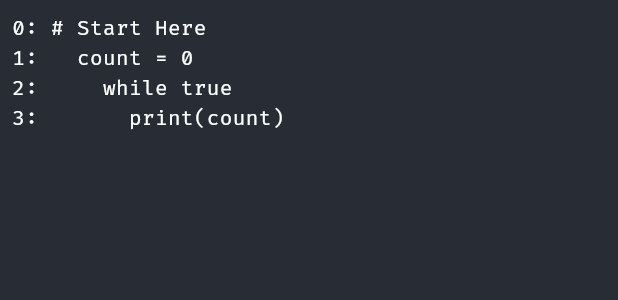
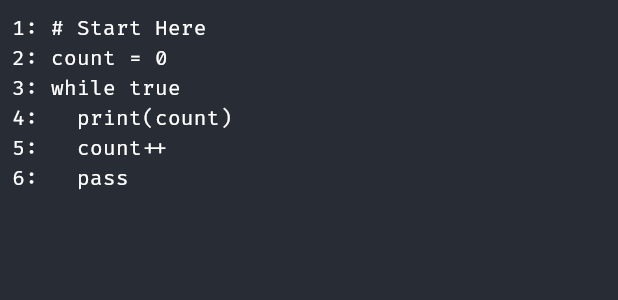
Before and after one commit to IainSimpsonCode/EduBlocks-Flutter, a Flutter app: what codeTextPanel() shows on an empty page, opened directly, on a phone screen of 412 x 824 dp. Shown: the top 300 px of the screen. Run offline on Flutter 3.47's test engine with Material 3 defaults, Android fonts, the phone set to English and light mode, and no system bars; our stand-ins replace flutter_svg, google_fonts.

Commit message:
CodeTracker Overhaul
Tidied the CodeTracker provider.
You can now insert at the end of the block chain by using a line number of -1. Inserting the block now updates the code panel on the right hand side.

````diff
--- a/edublocks_flutter/lib/Page Sections/sideBar.dart
+++ b/edublocks_flutter/lib/Page Sections/sideBar.dart
@@ -1,7 +1,9 @@
+import 'package:edublocks_flutter/Services/providers.dart';
 import 'package:edublocks_flutter/Widgets/blockLibraryScroller.dart';
 import 'package:edublocks_flutter/Widgets/categoryScroller.dart';
 import 'package:edublocks_flutter/style.dart';
 import 'package:flutter/material.dart';
+import 'package:provider/provider.dart';
 
 class sideBarWidget extends StatefulWidget {
   const sideBarWidget({super.key});
--- a/edublocks_flutter/lib/Services/providers.dart
+++ b/edublocks_flutter/lib/Services/providers.dart
@@ -78,25 +78,34 @@ class CodeTracker extends ChangeNotifier {
   {
     "blocks": [
       {
-        "line": 0,
+        "line": 1,
         "code": "# Start Here",
-        "nested": []
+        "hasChildren": false
       },
       {
         "line": 1,
         "code": "count = 0",
-        "nested": []
+        "hasChildren": false
       },
       {
         "line": 2,
         "code": "while true",
-        "nested": [
+        "hasChildren": true
+      },
       {
         "line": 3,
         "code": "print(count)",
-            "nested": []
-          }
-        ]
+        "hasChildren": false
+      },
+      {
+        "line": 4,
+        "code": "count++",
+        "hasChildren": false
+      },
+      {
+        "line": 5,
+        "code": "pass",
+        "hasChildren": false
       }
     ]
   }
@@ -104,65 +113,90 @@ class CodeTracker extends ChangeNotifier {
 
   /// Check and update all line numbers in the JSON string.
   /// ### How it works
-  /// Start a counter initialised at 0. For each block, and then each nested block within that block, set it's line number to the counter then add 1 to the counter.
+  /// Start a counter initialised at 0. For each block, set it's line number to the counter then add 1 to the counter.
+  // void updateLineNumbers() {
+  //   // Parse the JSON
+  //   Map<String, dynamic> data = jsonDecode(codeJSONString);
+  //   List blocks = data["blocks"];
+
+  //   int counter = 0;
+
+  //   void updateLines(List<dynamic> blocks) {
+  //     for (var block in blocks) {
+  //       block['line'] = counter;
+  //       counter++;
+
+  //       // Recursively process nested blocks
+  //       if (block['nested'] != null && block['nested'] is List) {
+  //         updateLines(block['nested']);
+  //       }
+  //     }
+  //   }
+
+  //   updateLines(blocks);
+
+  //   codeJSONString = jsonEncode(data);
+  // }
   void updateLineNumbers() {
     // Parse the JSON
     Map<String, dynamic> data = jsonDecode(codeJSONString);
     List blocks = data["blocks"];
 
-    int counter = 0;
+    int counter = 1;
 
-    void updateLines(List<dynamic> blocks) {
     for (var block in blocks) {
-        block['line'] = counter;
+      block["line"] = counter;
       counter++;
-
-        // Recursively process nested blocks
-        if (block['nested'] != null && block['nested'] is List) {
-          updateLines(block['nested']);
-        }
-      }
     }
 
-    updateLines(blocks);
-
-    codeJSONString = jsonEncode(data);
+    codeJSONString = jsonEncode({"blocks": blocks});
   }
 
+  /// Insert a block (using the ```Block``` class) into the code chain at a specific line number
   int insertBlock(Block block, int line) {
-    if (line <= 0) {return 1;} //Line number must be positive, and cannot be 0 as this is the start block
+    const passBlock = {"line": 0, "code": "pass", "nested": []};
+
+    if (line <= 1 && line != -1) {return 1;} // Line number must be positive (except -1), and cannot be 1 as this is the start block. Inserting at -1 will automatically place the block at the end of the chain.
 
     // Parse the JSON
     Map<String, dynamic> data = jsonDecode(codeJSONString);
+    List blocks = data['blocks'];
 
     // New object to insert
-    Map<String, dynamic> newBlock = {
+    List<Map<String, dynamic>> newBlock = [{
       "line": line,
       "code": block.code,
-    };
+      "hasChildren": block.hasChildren
+    }];
 
+    // If the block can have children nested (eg, while loops and if statements) then add a "pass" block to the chain
     if (block.hasChildren) {
-      final nested = <String, dynamic>{"nested": {"line": line + 1, "code": "pass", "nested": []}};
-      newBlock["nested"] = nested;
+      newBlock.add(passBlock);
     }
 
+    if (line == -1) {
+      // Add the new block to the end of the chain.
+      blocks.addAll(newBlock);
+    }
+    else {
       // Insert the new block at the specified line number.
       // Todo this, find the block, find the block at line number ```line - 1```, then insert after it.
-    List blocks = data['blocks'];
-
-    int insertIndex = blocks.indexWhere((block) => block['line'] == (line - 1));
-    if (insertIndex != -1) {
-      blocks.insert(insertIndex + 1, newBlock);
+      int insertIndex = blocks.indexWhere((block) => block['line'] == line);
+      blocks.insertAll(insertIndex, newBlock);
     }
 
     // Save the results
-    codeJSONString = jsonEncode(data);
+    codeJSONString = jsonEncode({"blocks": blocks});
     updateLineNumbers();
+
+    notifyListeners();
 
     return 0;
   }
 
   List<Widget> JSONToPythonCode() {
+    updateLineNumbers();
+
     // Parse the JSON
     Map<String, dynamic> data = jsonDecode(codeJSONString);
     List blocks = data["blocks"];
@@ -179,7 +213,6 @@ class CodeTracker extends ChangeNotifier {
       return _actualIndent;
     }
 
-    void traverseBlocks(List<dynamic> blocks) {
     for (var block in blocks) {
       String line = "${block["line"]}: ${actualIndent()}${block["code"]}";
       pythonText.add(Text(
@@ -191,18 +224,15 @@ class CodeTracker extends ChangeNotifier {
         ),
       ));
 
-        // If the block has nested blocks, traverse them
-        if (block['nested'] != null && block['nested'] is List && block['nested'] != List.empty()) {
+      // If the block has nested blocks (Eg while loops and if statements), increase the indent
+      if (block["hasChildren"] == true) {
         numOfIndents++;
-          traverseBlocks(block['nested']);
       }
       // If the block is a pass block, reduce the indent
       else if (block["code"] == "pass") {
         numOfIndents--;
       }
     }
-    }
-    traverseBlocks(blocks);
 
     return pythonText;
   }
--- a/edublocks_flutter/lib/Widgets/codeTextPanel.dart
+++ b/edublocks_flutter/lib/Widgets/codeTextPanel.dart
@@ -1,4 +1,5 @@
 import 'package:edublocks_flutter/Services/providers.dart';
+import 'package:edublocks_flutter/style.dart';
 import 'package:flutter/material.dart';
 import 'package:provider/provider.dart';
 
@@ -15,13 +16,19 @@ class _codeTextPanelState extends State<codeTextPanel> {
   void initState() {
     // TODO: implement initState
     super.initState();
+
+    Provider.of<CodeTracker>(context, listen: false).addListener(() {
+      setState(() {
+
+      });
+    });
   }
 
   @override
   Widget build(BuildContext context) {
     return Expanded(
       child: Container(
-        color: Color(0xFF282c34),
+        color: codeTextPanelColour,
         padding: EdgeInsets.all(8),
         child: ListView(
           children: Provider.of<CodeTracker>(context, listen: false).JSONToPythonCode(),
--- a/edublocks_flutter/lib/main.dart
+++ b/edublocks_flutter/lib/main.dart
@@ -22,6 +22,7 @@ void main() async {
         // CodeTracker tracks the code currently on the screen and the connection between blocks.
         ChangeNotifierProvider(create: (context) => CodeTracker()),
 
+        // BlocksToLoad manages the queue of blocks being loaded from the block library on the left of the screen.
         ChangeNotifierProvider(create: (context) => BlocksToLoad()),
       ],
       child: const MainApp(),
--- a/edublocks_flutter/lib/style.dart
+++ b/edublocks_flutter/lib/style.dart
@@ -10,3 +10,5 @@ const codeBarWidth = 3;
 const sideBarColour = Color(0xffffffff);
 const canvasColour = Color(0xffe5e7eb);
 const codeBarColour = Color(0xffffffff);
+const codeTextPanelColour = Color(0xFF282c34);
+const buttonGreyColour = Color(0xFFf3f4f6);
````
Lines whose indentation alone changed are shown as unchanged.
